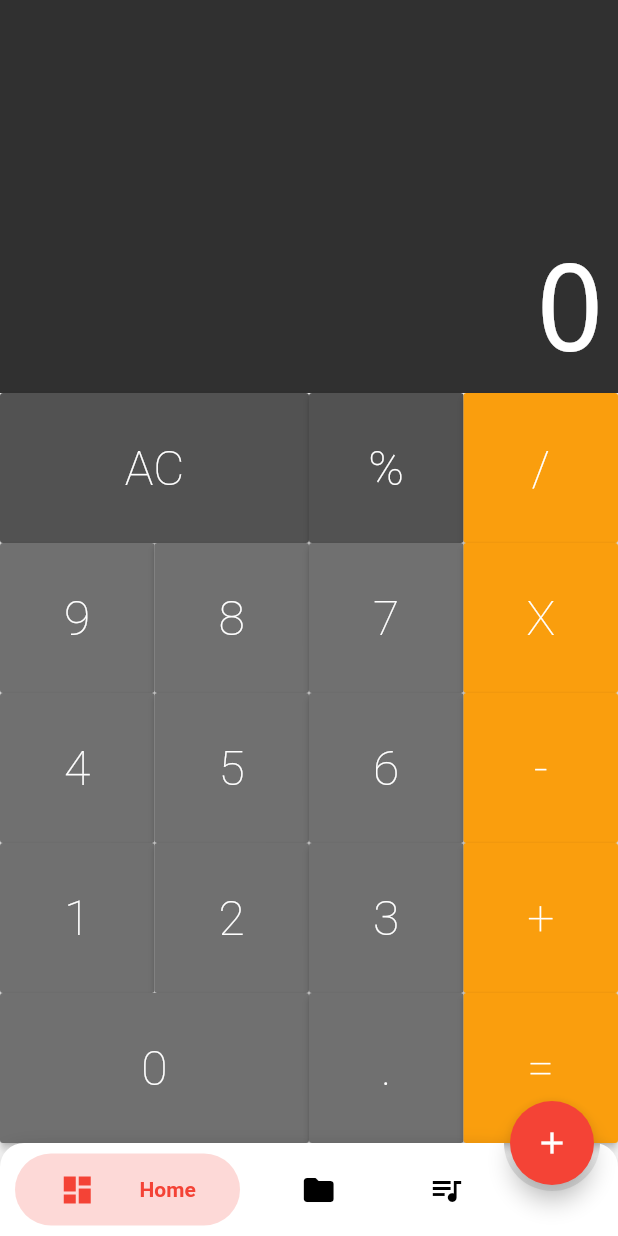
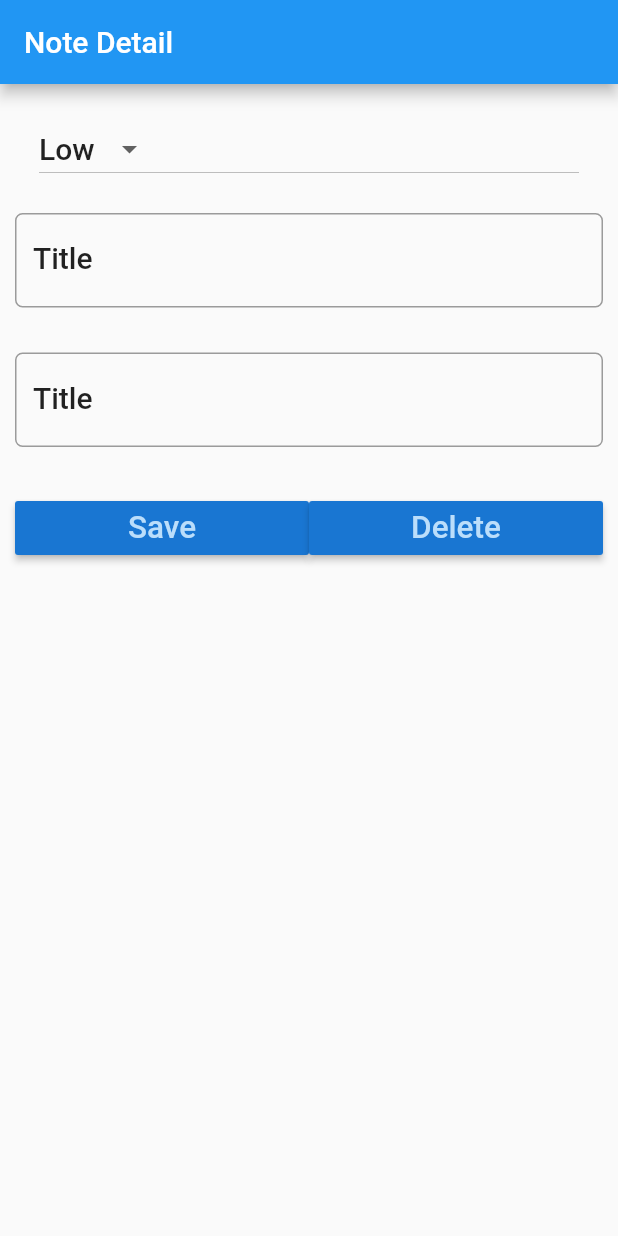
Before and after one commit to adolfoquende/loginFlutter, a Flutter app: the screen it shows after launch, on a phone screen of 412 x 824 dp. Run offline on Flutter 3.47's test engine with Material 2 defaults, Android fonts, the phone set to English and light mode, and no system bars; drawn by our look-alikes of bubble_bottom_bar; our stand-ins replace curved_navigation_bar, shared_preferences, sqflite; accounts and stored records are empty.

Commit message:
Add  NoteDetail Class

```diff
--- /dev/null
+++ b/lib/TodoWithSQLITE/screens/note_detail.dart
@@ -0,0 +1,121 @@
+import 'package:flutter/material.dart';
+
+class NoteDetail extends StatefulWidget {
+  @override
+  _NoteDetailState createState() => _NoteDetailState();
+}
+
+class _NoteDetailState extends State<NoteDetail> {
+  static var _priorities = ['Hight', 'Low'];
+  TextEditingController titleController =
+      TextEditingController(); //Para controlar caixas de textos
+
+  TextEditingController descriptionController = TextEditingController();
+
+  @override
+  Widget build(BuildContext context) {
+    TextStyle textStyle = Theme.of(context).textTheme.title;
+
+    return Scaffold(
+      appBar: AppBar(
+        title: Text('Note Detail'),
+      ),
+      body: Padding(
+        padding: EdgeInsets.only(top: 15.0, left: 10.0, right: 10.0),
+        child: ListView(
+          children: <Widget>[
+            ListTile(
+              title: DropdownButton(
+                items: _priorities.map((String dropDownStringItems) {
+                  return DropdownMenuItem<String>(
+                    value: dropDownStringItems,
+                    child: Text(dropDownStringItems),
+                  );
+                }).toList(),
+                style: textStyle,
+                value: 'Low',
+                onChanged: (valueSelectedByUser) {
+                  setState(() {
+                    debugPrint('User selected $valueSelectedByUser');
+                  });
+                },
+              ),
+            ),
+
+            //Second Element
+            Padding(
+              padding: EdgeInsets.only(top: 15.0, bottom: 15.0),
+              child: TextField(
+                controller: titleController,
+                style: textStyle,
+                onChanged: (value) {
+                  debugPrint('Something changed in Title Text Fiel');
+                },
+                decoration: InputDecoration(
+                    labelText: 'Title',
+                    labelStyle: textStyle,
+                    border: OutlineInputBorder(
+                        borderRadius: BorderRadius.circular(5.0))),
+              ),
+            ),
+            Padding(
+              padding: EdgeInsets.only(top: 15.0, bottom: 15.0),
+              child: TextField(
+                controller: titleController,
+                style: textStyle,
+                onChanged: (value) {
+                  debugPrint('Something changed in Title Text Fiel');
+                },
+                decoration: InputDecoration(
+                    labelText: 'Title',
+                    labelStyle: textStyle,
+                    border: OutlineInputBorder(
+                        borderRadius: BorderRadius.circular(5.0))),
+              ),
+            ),
+            Padding(
+              padding: EdgeInsets.only(
+                top: 15.0,
+                bottom: 15.0,
+              ),
+              child: Row(
+                children: <Widget>[
+                  Expanded(
+                    child: RaisedButton(
+                      color: Theme.of(context).primaryColorDark,
+                      textColor: Theme.of(context).primaryColorLight,
+                      child: Text(
+                        'Save',
+                        textScaleFactor: 1.5,
+                      ),
+                      onPressed: () {
+                        setState(() {
+                          debugPrint('Save Button clicked');
+                        });
+                      },
+                    ),
+                  ),
+                  Expanded(
+                    child: RaisedButton(
+                      color: Theme.of(context).primaryColorDark,
+                      textColor: Theme.of(context).primaryColorLight,
+                      child: Text(
+                        'Delete',
+                        textScaleFactor: 1.5,
+                      ),
+                      onPressed: () {
+                        setState(() {
+                          debugPrint('Delete Button clicked');
+                        });
+                      },
+                    ),
+                  )
+                ],
+              ),
+            )
+          ],
+        ),
+      ),
+    );
+  }
+}
--- a/lib/main.dart
+++ b/lib/main.dart
@@ -1,19 +1,22 @@
+import 'package:FlutterChallenge/TodoWithSQLITE/screens/note_detail.dart';
+import 'package:FlutterChallenge/TodoWithSQLITE/screens/note_list.dart';
 import 'package:FlutterChallenge/screens/BottomNavigationBar.dart';
+import 'package:FlutterChallenge/screens/Home.dart';
 import 'package:flutter/material.dart';
 import 'Calculadora/screens/calculator.dart';
 import 'Challenges/CurvedNavigation.dart';
 
 void main() {
-  runApp(NavigationBarBeautifull());
+  runApp(App());
 }
 
-class MyApp extends StatelessWidget {
+class App extends StatelessWidget {
   // This widget is the root of your application.
   @override
   Widget build(BuildContext context) {
     return MaterialApp(
       title: 'Flutter Challenge',
-      home: CurvedNavigationApp(),
+      home: NoteDetail(),
     );
   }
 }
--- a/lib/screens/BottomNavigationBar.dart
+++ b/lib/screens/BottomNavigationBar.dart
@@ -45,12 +45,14 @@ class _NavigationBarBeautifullState extends State<NavigationBarBeautifull> {
           opacity: 0.2,
           backgroundColor: Colors.white,
           borderRadius: BorderRadius.vertical(top: Radius.circular(16.0)),
+          //Definir aonde ficara seleciciona quando for chamado
           currentIndex: currentIndex,
           hasInk: true,
           inkColor: Colors.black12,
           hasNotch: true,
           fabLocation: BubbleBottomBarFabLocation.end,
           onTap: changePage,
+          //Seleccionando Icones
           items: <BubbleBottomBarItem>[
             BubbleBottomBarItem(
                 backgroundColor: Colors.red,
--- /dev/null
+++ b/lib/screens/Home.dart
@@ -0,0 +1,41 @@
+import 'package:flutter/material.dart';
+import 'package:shared_preferences/shared_preferences.dart';
+import 'package:sqflite/sql.dart';
+
+class Home extends StatefulWidget {
+  String teste = '';
+
+  Home(this.teste);
+  @override
+  _HomeState createState() => _HomeState();
+}
+
+class _HomeState extends State<Home> {
+  bool _isLogin = false;
+  _checkLogin() async {
+    SharedPreferences prefs = await SharedPreferences.getInstance();
+  }
+
+  @override
+  Widget build(BuildContext context) {
+    return MaterialApp(
+      debugShowCheckedModeBanner: false,
+      home: Scaffold(
+        body: Center(
+          child: Column(
+            mainAxisAlignment: MainAxisAlignment.center,
+            children: <Widget>[
+              Text(widget.teste),
+              Image(
+                width: 400,
+                height: 400,
+                image: AssetImage('assets/logo2.png'),
+                alignment: Alignment.center,
+              )
+            ],
+          ),
+        ),
+      ),
+    );
+  }
+}
--- a/pubspec.yaml
+++ b/pubspec.yaml
@@ -15,6 +15,7 @@ dependencies:
   curved_navigation_bar: #Dependencia para criar menus curvos animados
   flutter_launcher_name: ^0.0.1
   bubble_bottom_bar: ^1.2.0
+  shared_preferences: ^0.5.10
 
   flutter:
     sdk: flutter
@@ -33,6 +34,7 @@ flutter:
 
   assets:
     - assets/logo.png
+    - assets/logo2.png
 
   # example:
   # fonts:
```
Also changed, not shown: lib/TodoWithSQLITE/screens/note_list.dart (added, +55 -0 lines), lib/models/Contato.dart (+9 -14 lines), pubspec.lock.
